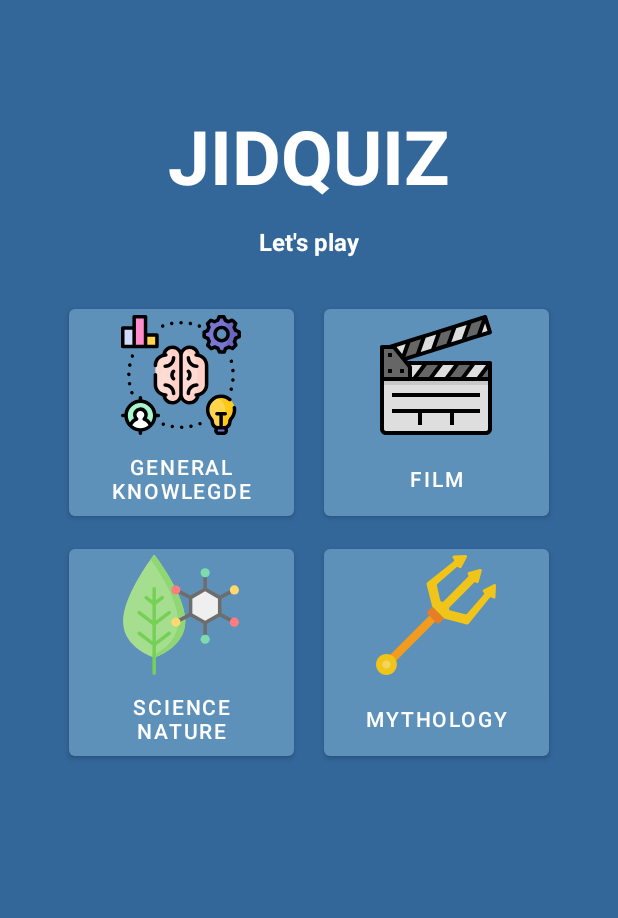
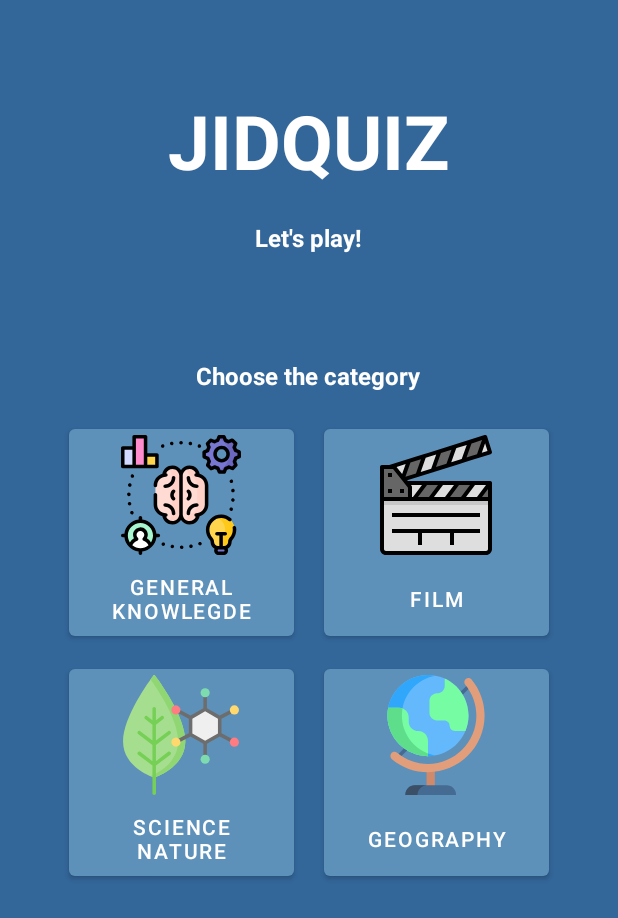
Before and after one commit to Irfzid/Jidquiz, an Android app: the screen it shows after launch (MainActivity), on a phone screen of 412 x 824 dp. Shown: the top 918 px of the screen. Run offline under Robolectric (Android 15) with nearby library versions, the phone set to English and light mode, and no system bars.

Commit message:
update
add token
fix layout
change myth to geography

```diff
--- a/app/src/main/java/com/zidney/jidquiz/MainActivity.java
+++ b/app/src/main/java/com/zidney/jidquiz/MainActivity.java
@@ -1,59 +1,78 @@
 package com.zidney.jidquiz;
 
 import androidx.appcompat.app.AppCompatActivity;
+import androidx.appcompat.app.AppCompatDelegate;
 
 import android.content.Intent;
 import android.os.Bundle;
+import android.util.Log;
 import android.view.View;
 import android.widget.Button;
 
+import com.zidney.jidquiz.model.Tokens;
+import com.zidney.jidquiz.retrofit.ApiEndpoint;
+import com.zidney.jidquiz.retrofit.ApiService;
+
+import retrofit2.Call;
+import retrofit2.Callback;
+import retrofit2.Response;
+
 public class MainActivity extends AppCompatActivity {
 
-    private Button btn_GK, btn_film, btn_sn, btn_myth;
+    private Button btn_GK, btn_film, btn_sn, btn_geo;
+    private String tokentrivia;
+    private static final String TAG = "MainActivity";
+    ApiEndpoint apiEndpoint = ApiService.getClient().create(ApiEndpoint.class);
 
     @Override
     protected void onCreate(Bundle savedInstanceState) {
         super.onCreate(savedInstanceState);
         setContentView(R.layout.activity_main);
 
+        AppCompatDelegate.setDefaultNightMode(AppCompatDelegate.MODE_NIGHT_NO);
+
         btn_GK = findViewById(R.id.btn_GK);
         btn_film = findViewById(R.id.btn_film);
         btn_sn = findViewById(R.id.btn_sn);
-        btn_myth = findViewById(R.id.btn_myth);
+        btn_geo = findViewById(R.id.btn_myth);
+
+        getToken();
+        Log.d(TAG, "onCreate: " + tokentrivia);
 
         btn_GK.setOnClickListener(new View.OnClickListener() {
             @Override
             public void onClick(View v) {
-                Choosediff(9);
+                Choosediff(9, tokentrivia);
             }
         });
 
         btn_film.setOnClickListener(new View.OnClickListener() {
             @Override
             public void onClick(View v) {
-                Choosediff(11);
+                Choosediff(11, tokentrivia);
             }
         });
 
         btn_sn.setOnClickListener(new View.OnClickListener() {
             @Override
             public void onClick(View v) {
-                Choosediff(17);
+                Choosediff(17, tokentrivia);
             }
         });
 
-        btn_myth.setOnClickListener(new View.OnClickListener() {
+        btn_geo.setOnClickListener(new View.OnClickListener() {
             @Override
             public void onClick(View v) {
-                Choosediff(20);
+                Choosediff(22, tokentrivia);
             }
         });
 
     }
 
-    private void Choosediff(int category) {
+    private void Choosediff(int category, String tokentrivia) {
         Intent intent = new Intent(MainActivity.this, DifficultyActivity.class);
         intent.putExtra("CATEGORY", category);
+        intent.putExtra("TOKEN_TRIVIA", tokentrivia);
         startActivity(intent);
     }
 
@@ -62,4 +81,27 @@ public class MainActivity extends AppCompatActivity {
         //super.onBackPressed();
         finishAffinity();
     }
+
+    private void getToken(){
+        Call<Tokens> call = apiEndpoint.getTokenTrivia();
+        call.enqueue(new Callback<Tokens>() {
+            @Override
+            public void onResponse(Call<Tokens> call, Response<Tokens> response) {
+                if(!response.isSuccessful()){
+                    Log.d(TAG, "onResponse: " + response.code());
+                }
+                Tokens tokens = response.body();
+
+                tokentrivia = tokens.getToken();
+                Log.d(TAG, "onResponse: token anda " + tokentrivia);
+            }
+
+            @Override
+            public void onFailure(Call<Tokens> call, Throwable t) {
+                Log.d(TAG, "onFailure: " + t.getMessage());
+            }
+        });
+
+
+    }
 }
--- a/app/src/main/java/com/zidney/jidquiz/retrofit/ApiEndpoint.java
+++ b/app/src/main/java/com/zidney/jidquiz/retrofit/ApiEndpoint.java
@@ -1,6 +1,7 @@
 package com.zidney.jidquiz.retrofit;
 
 import com.zidney.jidquiz.model.ResultsModel;
+import com.zidney.jidquiz.model.Tokens;
 
 import java.util.List;
 
@@ -15,44 +16,11 @@ public interface ApiEndpoint {
     //difficulty = easy, medium, hard
     //amount = amount of question
 
+    @GET("api_token.php?command=request")
+    Call<Tokens> getTokenTrivia();
+
     @GET("api.php?")
-    Call<ResultsModel> getTriviaQuiz(@Query("amount")int amount,
-                                           @Query("category")int category,
-                                           @Query("difficulty")String difficulty,
-                                           @Query("type")String type);
-
-//    @GET("10&category=9&difficulty=medium&type=multiple")
-//    Call<results> getMediumGK();
-//
-//    @GET("10&category=9&difficulty=hard&type=multiple")
-//    Call<results> getHardGK();
-//
-//    @GET("10&category=11&difficulty=easy&type=multiple")
-//    Call<results> getEasyFilm();
-//
-//    @GET("10&category=11&difficulty=medium&type=multiple")
-//    Call<results> getMediumFilm();
-//
-//    @GET("10&category=11&difficulty=hard&type=multiple")
-//    Call<results> getHardFilm();
-//
-//    @GET("10&category=17&difficulty=easy&type=multiple")
-//    Call<results> getEasySN();
-//
-//    @GET("10&category=17&difficulty=medium&type=multiple")
-//    Call<results> getMediumSN();
-//
-//    @GET("10&category=17&difficulty=hard&type=multiple")
-//    Call<results> getHardSN();
-//
-//    @GET("10&category=20&difficulty=easy&type=multiple")
-//    Call<results> getEasyMyth();
-//
-//    @GET("10&category=20&difficulty=medium&type=multiple")
-//    Call<results> getMediumMyth();
-//
-//    @GET("10&category=20&difficulty=hard&type=multiple")
-//    Call<results> getHardMyth();
+    Call<ResultsModel> getTriviaQuiz(@Query("amount")int amount, @Query("category")int category, @Query("difficulty")String difficulty, @Query("type")String type, @Query("token")String token);
 
 
 }
--- /dev/null
+++ b/app/src/main/res/drawable/ic_globe.xml
@@ -0,0 +1,14 @@
+<vector android:height="80dp" android:viewportHeight="512"
+    android:viewportWidth="512" android:width="80dp" xmlns:android="http://schemas.android.com/apk/res/android">
+    <path android:fillColor="#456b93" android:pathData="m365.905,85.128c-1.977,0 -3.954,-0.754 -5.462,-2.262 -3.016,-3.016 -3.016,-7.907 0,-10.923l24.052,-24.052c3.018,-3.017 7.908,-3.016 10.924,0s3.016,7.907 0,10.923l-24.052,24.052c-1.508,1.508 -3.485,2.262 -5.462,2.262z"/>
+    <path android:fillColor="#456b93" android:pathData="m102.044,348.989c-1.976,0 -3.954,-0.754 -5.462,-2.262 -3.016,-3.016 -3.016,-7.907 0,-10.923l24.047,-24.048c3.017,-3.016 7.907,-3.016 10.924,0 3.016,3.016 3.016,7.907 0,10.923l-24.047,24.048c-1.508,1.508 -3.485,2.262 -5.462,2.262z"/>
+    <path android:fillColor="#ce8a6b" android:pathData="m251.216,402.781v78.32h-35.531v-74.951z"/>
+    <path android:fillColor="#456b93" android:pathData="m341.59,510.8v1.2h-216.28v-1.2c0,-22.09 17.91,-40 40,-40h136.28c22.09,0 40,17.91 40,40z"/>
+    <path android:fillColor="#3b4f66" android:pathData="m218,470.8c-11.37,0 -21.67,4.62 -29.13,12.07 -7.45,7.45 -12.07,17.75 -12.07,29.13h-51.49v-1.2c0,-22.09 17.91,-40 40,-40z"/>
+    <path android:fillColor="#64b9fc" android:pathData="m394.821,173.067c0,23.446 -4.682,45.818 -13.168,66.225h-0.012c-26.04,62.667 -87.905,106.842 -159.886,106.842 -95.428,0 -173.067,-77.639 -173.067,-173.067 0,-11.34 1.1,-22.421 3.187,-33.156 15.515,-79.628 85.792,-139.911 169.88,-139.911 25.46,0 49.672,5.534 71.463,15.454 59.875,27.251 101.603,87.657 101.603,157.613z"/>
+    <path android:fillColor="#31a7fb" android:pathData="m252.625,343.367c-10.019,1.816 -20.333,2.767 -30.87,2.767 -95.428,0 -173.067,-77.639 -173.067,-173.067 0,-11.34 1.1,-22.421 3.187,-33.156 15.515,-79.628 85.792,-139.911 169.88,-139.911 10.525,0 20.852,0.951 30.883,2.755 -69.956,12.662 -125.421,67.51 -138.997,137.157 -2.088,10.735 -3.187,21.816 -3.187,33.156 -0.001,84.89 61.431,155.698 142.171,170.299z"/>
+    <path android:fillColor="#76fca3" android:pathData="m394.821,173.067c0,23.446 -4.682,45.818 -13.168,66.225h-44.94c-13.799,-1.297 -21.334,-8.845 -22.631,-22.631 0,-12.501 -10.129,-22.631 -22.631,-22.631h-30.846c-18.011,0 -32.624,-14.614 -32.624,-32.625v-50.475c1.878,-19.876 12.748,-30.747 32.624,-32.625 18.011,0 32.612,-14.601 32.612,-32.612v-30.24c59.876,27.252 101.604,87.658 101.604,157.614z"/>
+    <path android:fillColor="#76fca3" android:pathData="m221.755,280.329v65.805c-95.428,0 -173.067,-77.639 -173.067,-173.067 0,-11.34 1.1,-22.421 3.187,-33.156h46.732c22.68,0 41.049,18.369 41.049,41.037v17.294c0,22.68 18.381,41.049 41.049,41.049 22.396,0.001 41.05,18.654 41.05,41.038z"/>
+    <path android:fillColor="#5ede8b" android:pathData="m221.755,334.732v11.402c-95.428,0 -173.067,-77.639 -173.067,-173.067 0,-11.34 1.1,-22.421 3.187,-33.156h46.732c5.114,0 10.018,0.939 14.539,2.656 -1.767,9.907 -2.693,20.098 -2.693,30.5 0,73.686 46.275,136.749 111.302,161.665z"/>
+    <path android:fillColor="#e29e7a" android:pathData="m221.753,414.625c-56.135,0 -110.856,-19.763 -154.084,-55.649 -7.44,-6.176 -8.464,-17.214 -2.288,-24.654s17.215,-8.463 24.654,-2.288c36.957,30.679 83.735,47.575 131.718,47.575 113.888,0 206.544,-92.655 206.544,-206.543 0,-47.957 -16.88,-94.716 -47.53,-131.664 -6.173,-7.442 -5.145,-18.48 2.297,-24.653 7.443,-6.173 18.48,-5.144 24.653,2.297 35.852,43.218 55.597,97.917 55.597,154.021 -0.001,133.195 -108.364,241.558 -241.561,241.558z"/>
+</vector>
--- a/app/src/main/res/layout/activity_main.xml
+++ b/app/src/main/res/layout/activity_main.xml
@@ -7,32 +7,52 @@
     android:background="@color/Lapis"
     tools:context=".MainActivity">
 
+    <LinearLayout
+        android:layout_width="match_parent"
+        android:layout_height="wrap_content"
+        android:layout_marginTop="60dp"
+        android:orientation="vertical">
 
         <TextView
             android:layout_width="wrap_content"
             android:layout_height="wrap_content"
             android:text="JIDQUIZ"
+            android:layout_gravity="center"
             android:textStyle="bold"
             android:textSize="50sp"
-        android:textColor="@color/white"
-        android:layout_marginTop="70dp"
-        android:layout_centerHorizontal="true" />
+            android:textColor="@color/white" />
 
         <TextView
             android:layout_width="wrap_content"
             android:layout_height="wrap_content"
-        android:layout_centerHorizontal="true"
-        android:layout_marginTop="150dp"
+            android:layout_gravity="center"
+            android:layout_marginTop="20dp"
             android:textSize="16sp"
             android:textColor="@color/white"
             android:textStyle="bold"
-        android:text="Let's play"/>
+            android:text="Let's play!"/>
+
+        <TextView
+            android:layout_width="wrap_content"
+            android:layout_height="wrap_content"
+            android:layout_gravity="center"
+            android:layout_marginTop="70dp"
+            android:textSize="16sp"
+            android:textColor="@color/white"
+            android:textStyle="bold"
+            android:text="Choose the category"/>
+
+
+    </LinearLayout>
+
+
+
 
     <LinearLayout
         android:layout_width="match_parent"
         android:layout_height="wrap_content"
         android:gravity="center"
-        android:layout_marginTop="200dp">
+        android:layout_marginTop="280dp">
 
         <Button
             android:id="@+id/btn_GK"
@@ -57,7 +77,7 @@
         android:layout_width="match_parent"
         android:layout_height="wrap_content"
         android:gravity="center"
-        android:layout_marginTop="360dp">
+        android:layout_marginTop="440dp">
 
         <Button
             android:id="@+id/btn_sn"
@@ -71,8 +91,8 @@
             android:layout_width="150dp"
             android:layout_height="150dp"
             android:layout_marginLeft="20dp"
-            android:text="Mythology"
-            android:drawableTop="@drawable/ic_trident"/>
+            android:text="Geography"
+            android:drawableTop="@drawable/ic_globe"/>
 
     </LinearLayout>
 
```
Also changed, not shown: app/src/main/java/com/zidney/jidquiz/DifficultyActivity.java (+10 -7 lines), app/src/main/java/com/zidney/jidquiz/QuizActivity.java (+18 -8 lines), app/src/main/java/com/zidney/jidquiz/model/Tokens.java (added, +30 -0 lines), app/src/main/res/layout/activity_quiz.xml (+30 -33 lines). Lines whose indentation alone changed are shown as unchanged.
